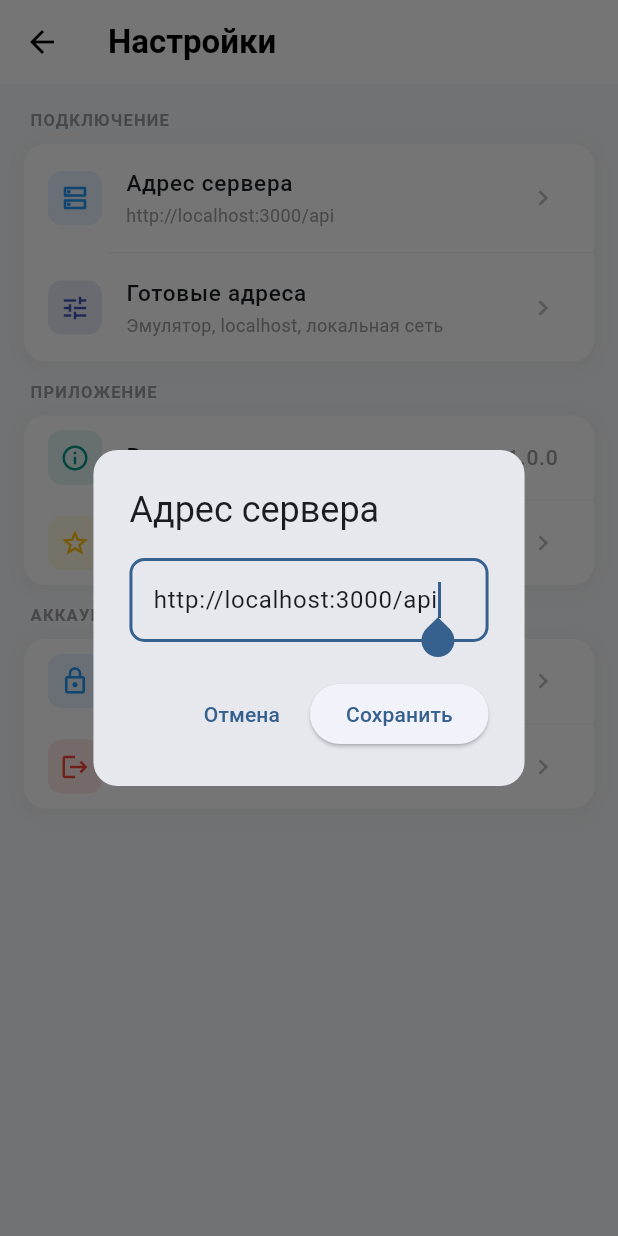
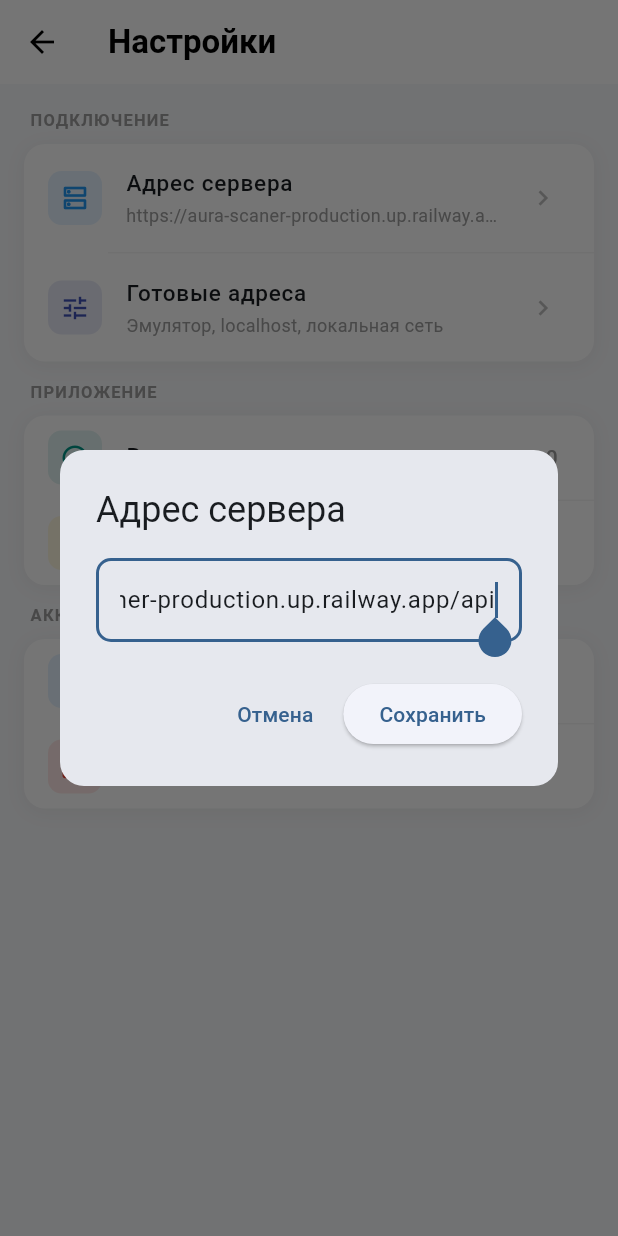
Before and after one commit to nekopunk44/Aura-scaner, a Flutter app: the SettingsScreen screen opened directly, after a tap on "Адрес сервера", on a phone screen of 412 x 824 dp. Run offline on Flutter 3.47's test engine with Material 3 defaults, Android fonts, the phone set to English and light mode, and no system bars; our stand-ins replace app_links, camera, dio, file_picker, image_cropper, image_picker and 7 more; missing offline and left inert: docx_to_text, flutter_doc_scanner, flutter_tesseract_ocr, flutter_web_auth_2, google_mlkit_language_id, google_mlkit_text_recognition and 6 more; accounts and stored records are empty; network calls fail.

Commit message:
fix: set production Railway URL as default server URL

```diff
--- a/scanner_ap/lib/config/server_config.dart
+++ b/scanner_ap/lib/config/server_config.dart
@@ -3,12 +3,14 @@ import 'package:shared_preferences/shared_preferences.dart';
 const _serverUrlKey = 'server_url';
 
 const _presets = {
+  'Production (Railway)': 'https://aura-scaner-production.up.railway.app/api',
   'Эмулятор Android': 'http://10.0.2.2:3000/api',
   'Localhost': 'http://localhost:3000/api',
   'Локальная сеть (192.168.x.x)': '',
 };
 
-const defaultServerUrl = 'http://localhost:3000/api';
+const defaultServerUrl =
+    'https://aura-scaner-production.up.railway.app/api';
 
 class ServerConfig {
   static final ServerConfig _instance = ServerConfig._internal();
```
